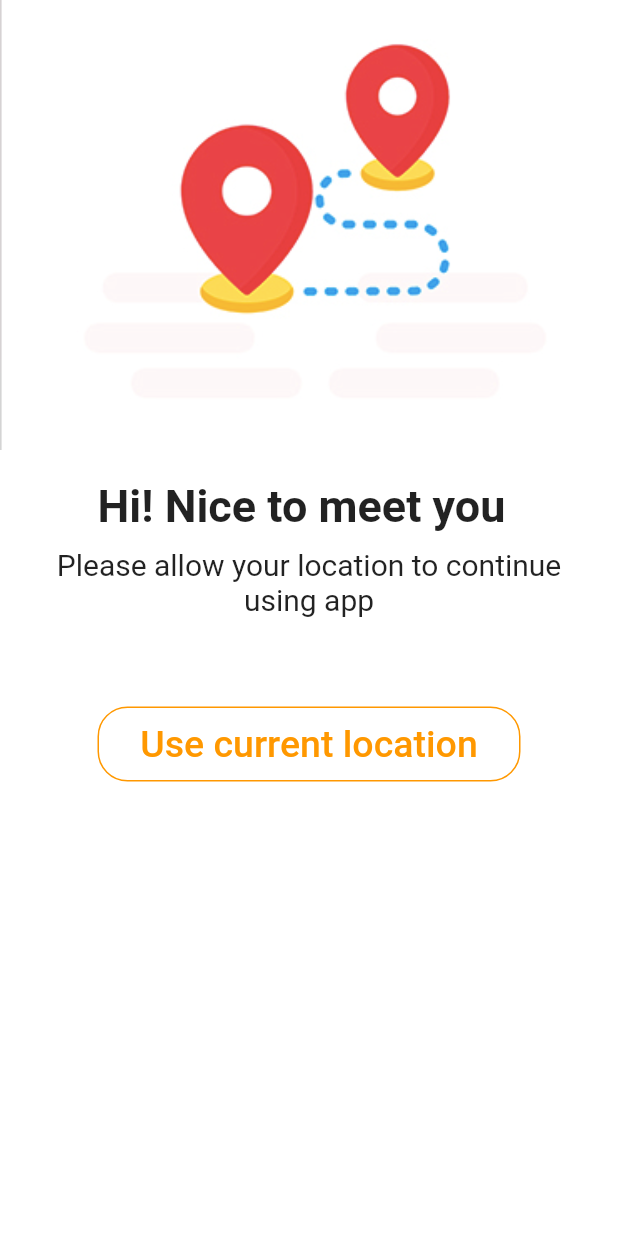
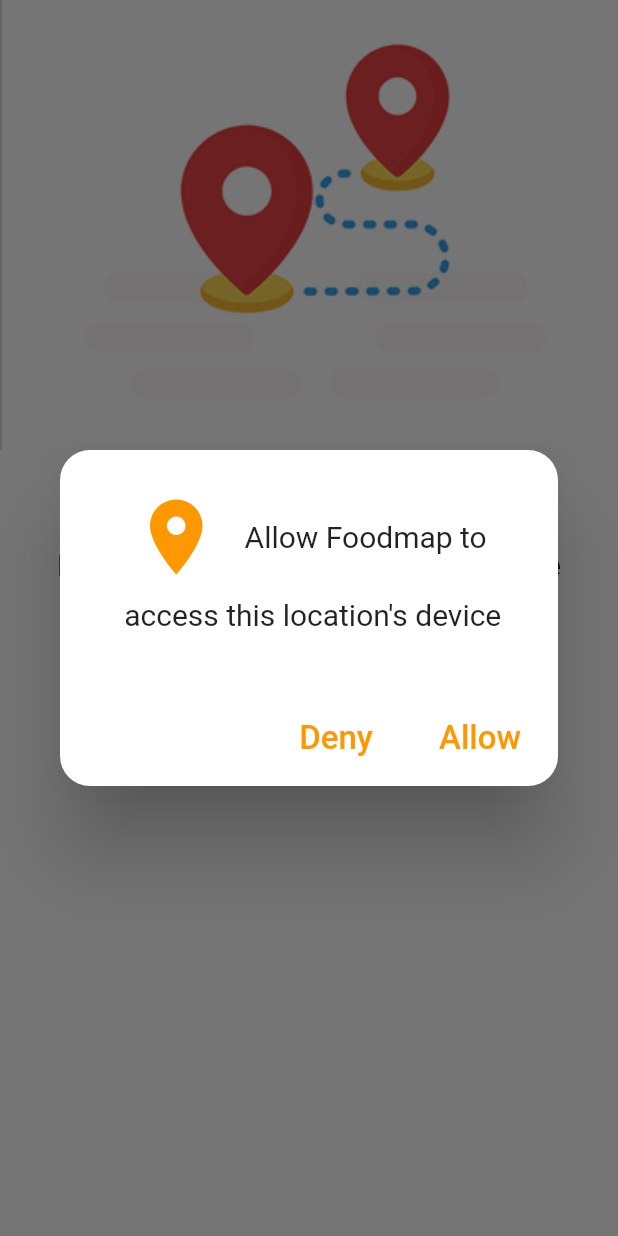
Before and after one commit to MerveCoban1/digigarson_demo_design, a Flutter app: the AllowLocation screen opened directly, after a tap on "Use current location", on a phone screen of 412 x 824 dp. Run offline on Flutter 3.47's test engine with Material 2 defaults, Android fonts, the phone set to English and light mode, and no system bars; missing offline and left inert: flappy_search_bar.

Commit message:
add alert dialog for allowLocation page

```diff
--- a/lib/views/allowLocation.dart
+++ b/lib/views/allowLocation.dart
@@ -1,3 +1,4 @@
+import 'package:digigarson_demo_design/widgets/showAlertDialog.dart';
 import 'package:flutter/cupertino.dart';
 import 'package:flutter/material.dart';
 
@@ -26,7 +27,8 @@
           Align(
             alignment: Alignment.bottomCenter,
             child: Padding(
-              padding: const EdgeInsets.only(top: 10.0, left:30.0, right: 30.0),
+              padding:
+                  const EdgeInsets.only(top: 10.0, left: 30.0, right: 30.0),
               child: Text(
                 "Please allow your location to continue using app",
                 textAlign: TextAlign.center,
@@ -44,7 +46,9 @@
                   side: BorderSide(
                       color: Colors.orange, width: 1, style: BorderStyle.solid),
                   borderRadius: BorderRadius.circular(20)),
-              onPressed: () {},
+              onPressed: () {
+                showAlertDialog(context);
+              },
               child: Text(
                 "Use current location",
                 style: TextStyle(
--- /dev/null
+++ b/lib/widgets/showAlertDialog.dart
@@ -0,0 +1,66 @@
+import 'package:flutter/cupertino.dart';
+import 'package:flutter/material.dart';
+
+showAlertDialog(BuildContext context) async {
+  Widget denyButton = FlatButton(
+    child: Text(
+      "Deny",
+      style: TextStyle(color: Colors.orange, fontSize: 22.0),
+    ),
+    onPressed: () {
+      Navigator.of(context).pop();
+    },
+  );
+  Widget allowButton = FlatButton(
+    child: Text(
+      "Allow",
+      style: TextStyle(color: Colors.orange, fontSize: 22.0),
+    ),
+    onPressed: () {
+      Navigator.of(context).pop();
+    },
+  );
+
+  AlertDialog alert = AlertDialog(
+    shape: RoundedRectangleBorder(
+      borderRadius: BorderRadius.circular(20),
+    ),
+    content: Padding(
+      padding: const EdgeInsets.all(8.0),
+      child: Container(
+        height: 100.0,
+        width: 300.0,
+        child: Column(
+          children: [
+            Row(mainAxisAlignment: MainAxisAlignment.spaceEvenly, children: [
+              Icon(
+                Icons.location_on,
+                color: Colors.orange,
+                size: 60.0,
+              ),
+              Text(
+                "Allow Foodmap to",
+                style: TextStyle(fontSize: 20.0),
+              )
+            ]),
+            SizedBox(
+              height: 10.0,
+            ),
+            Text(
+              " access this location's device",
+              style: TextStyle(fontSize: 20.0),
+            )
+          ],
+        ),
+      ),
+    ),
+    actions: [denyButton, allowButton],
+  );
+
+  showDialog(
+    context: context,
+    builder: (BuildContext context) {
+      return alert;
+    },
+  );
+}
```
